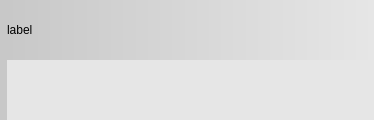
First picture: the form in episodewidget.ui, repository Guid75/betaseeker, before the edit.
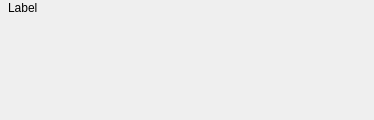
Second picture: the form after the edit. Icons and pictures are not drawn.

Patch:
```diff
--- a/episodewidget.ui
+++ b/episodewidget.ui
@@ -14,29 +14,49 @@
    <string>Form</string>
   </property>
   <property name="styleSheet">
-   <string notr="true">QWidget {
+   <string notr="true">/*QWidget {
 background-color: qlineargradient(spread:pad, x1:0, y1:0, x2:1, y2:0, stop:0 rgba(200, 200, 200, 255), stop:1 rgba(230, 230, 230, 255));
-}
+}*/
 
 </string>
   </property>
   <layout class="QGridLayout" name="gridLayout">
    <property name="leftMargin">
-    <number>0</number>
+    <number>1</number>
    </property>
    <property name="topMargin">
-    <number>0</number>
+    <number>1</number>
    </property>
    <property name="rightMargin">
-    <number>0</number>
+    <number>1</number>
    </property>
    <property name="bottomMargin">
-    <number>0</number>
+    <number>1</number>
    </property>
    <property name="spacing">
     <number>0</number>
    </property>
-   <item row="0" column="2">
+   <item row="0" column="0">
+    <widget class="QLabel" name="labelPixmap">
+     <property name="styleSheet">
+      <string notr="true">/*QWidget { background-color: rgb(200, 200, 200, 255); }*/
+</string>
+     </property>
+     <property name="text">
+      <string/>
+     </property>
+     <property name="pixmap">
+      <pixmap resource="icons.qrc">:/icons/resources/icon-expand.png</pixmap>
+     </property>
+     <property name="scaledContents">
+      <bool>false</bool>
+     </property>
+     <property name="alignment">
+      <set>Qt::AlignCenter</set>
+     </property>
+    </widget>
+   </item>
+   <item row="0" column="1">
     <widget class="QLabel" name="label">
      <property name="sizePolicy">
       <sizepolicy hsizetype="Preferred" vsizetype="Preferred">
@@ -48,7 +68,7 @@
       <cursorShape>PointingHandCursor</cursorShape>
      </property>
      <property name="styleSheet">
-      <string notr="true">QLabel {
+      <string notr="true">/*QLabel {
 	color: black;
 }
 
@@ -57,40 +77,24 @@
 	border: 1px solid rgba(150, 150, 150, 255);
 	border-radius: 3px;
 }
-</string>
+*/</string>
      </property>
      <property name="text">
-      <string>label</string>
-     </property>
-     <property name="margin">
-      <number>4</number>
+      <string>Label</string>
      </property>
     </widget>
    </item>
-   <item row="1" column="1" colspan="2">
+   <item row="1" column="0" colspan="2">
     <widget class="QWidget" name="widgetSubtitles" native="true">
-     <property name="styleSheet">
-      <string notr="true">background-color: rgba(230, 230, 230, 255);</string>
+     <property name="sizePolicy">
+      <sizepolicy hsizetype="Preferred" vsizetype="Preferred">
+       <horstretch>0</horstretch>
+       <verstretch>1</verstretch>
+      </sizepolicy>
      </property>
-    </widget>
-   </item>
-   <item row="0" column="0" rowspan="2">
-    <widget class="QLabel" name="labelPixmap">
      <property name="styleSheet">
-      <string notr="true">QWidget { background-color: rgb(200, 200, 200, 255); }
-</string>
-     </property>
-     <property name="text">
-      <string/>
-     </property>
-     <property name="pixmap">
-      <pixmap resource="icons.qrc">:/icons/resources/icons/down.png</pixmap>
-     </property>
-     <property name="scaledContents">
-      <bool>false</bool>
-     </property>
-     <property name="alignment">
-      <set>Qt::AlignLeading|Qt::AlignLeft|Qt::AlignTop</set>
+      <string notr="true">/*background-color: rgba(230, 230, 230, 255);*/
+margin-left: 16px;</string>
      </property>
     </widget>
    </item>
```
